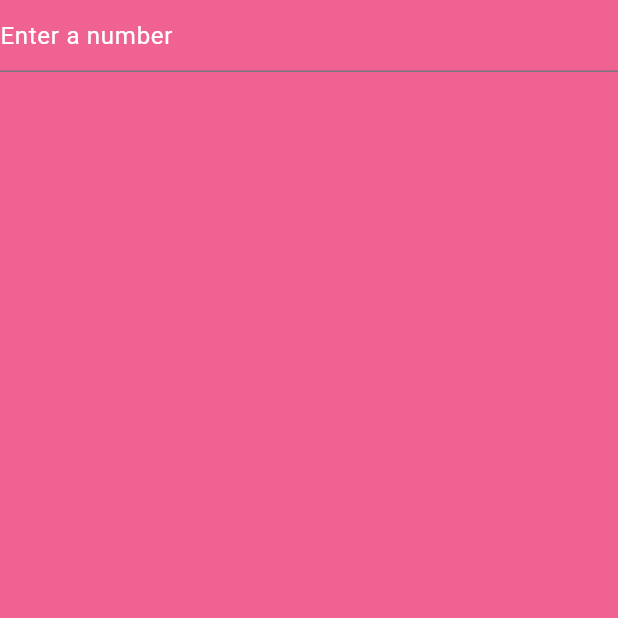
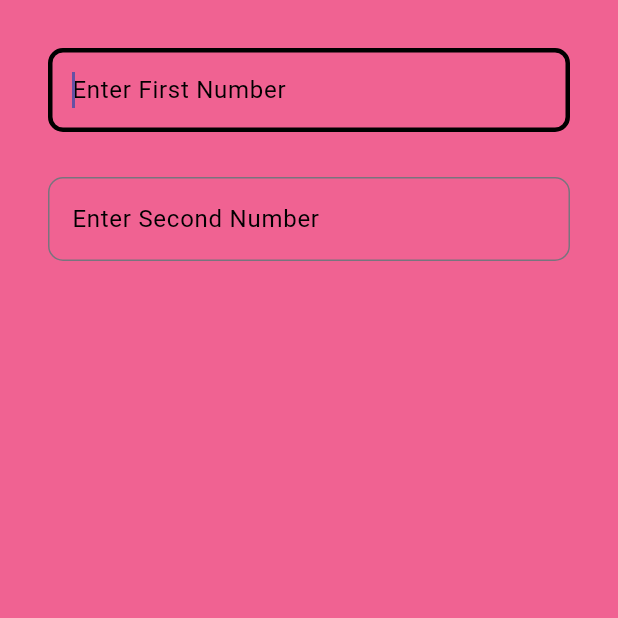
Before and after one commit to kishanchauhan01/flutter_learning, a Flutter app: the screen it shows after launch, on a phone screen of 412 x 824 dp, the top half of it. Run offline on Flutter 3.47's test engine with Material 3 defaults, Android fonts, the phone set to English and light mode, and no system bars.

Commit message:
Calculator app

```diff
--- a/lib/views/calculator_view.dart
+++ b/lib/views/calculator_view.dart
@@ -5,22 +5,42 @@ class CalculatorView extends StatelessWidget {
 
   @override
   Widget build(BuildContext context) {
-    return const Column(
-      children: [
-        //Calculator display
-        TextField(
-          decoration: InputDecoration(
-            focusedBorder: OutlineInputBorder(
-              borderSide: BorderSide(color: Colors.black),
-            ),
-            hintText: "Enter a number",
-            hintStyle: TextStyle(color: Colors.white),
-          ),
-        ),
-
-        //Expand
-        //Calculator Buttons
-      ],
+    return Padding(
+      padding: const EdgeInsets.all(32.0),
+      child: Column(
+        children: [
+          //Calculator display
+          DisplayOne(hint: "Enter First Number"),
+          SizedBox(height: 30),
+          DisplayOne(hint: "Enter Second Number"),
+          Spacer(),
+        ],
+      ),
     );
   }
 }
+
+class DisplayOne extends StatelessWidget {
+  final String? hint;
+  const DisplayOne({super.key, this.hint = "Enter a number"});
+
+  @override
+  Widget build(BuildContext context) {
+    return TextField(
+      keyboardType: TextInputType.number,
+      autofocus: true,
+      decoration: InputDecoration(
+        focusedBorder: OutlineInputBorder(
+          borderSide: BorderSide(color: Colors.black, width: 3.0),
+          borderRadius: BorderRadius.circular(10),
+        ),
+        border: OutlineInputBorder(
+          borderSide: BorderSide(color: Colors.black, width: 3.0),
+          borderRadius: BorderRadius.circular(10),
+        ),
+        hintText: hint,
+        hintStyle: TextStyle(color: Colors.black),
+      ),
+    );
+  }
+}
```
